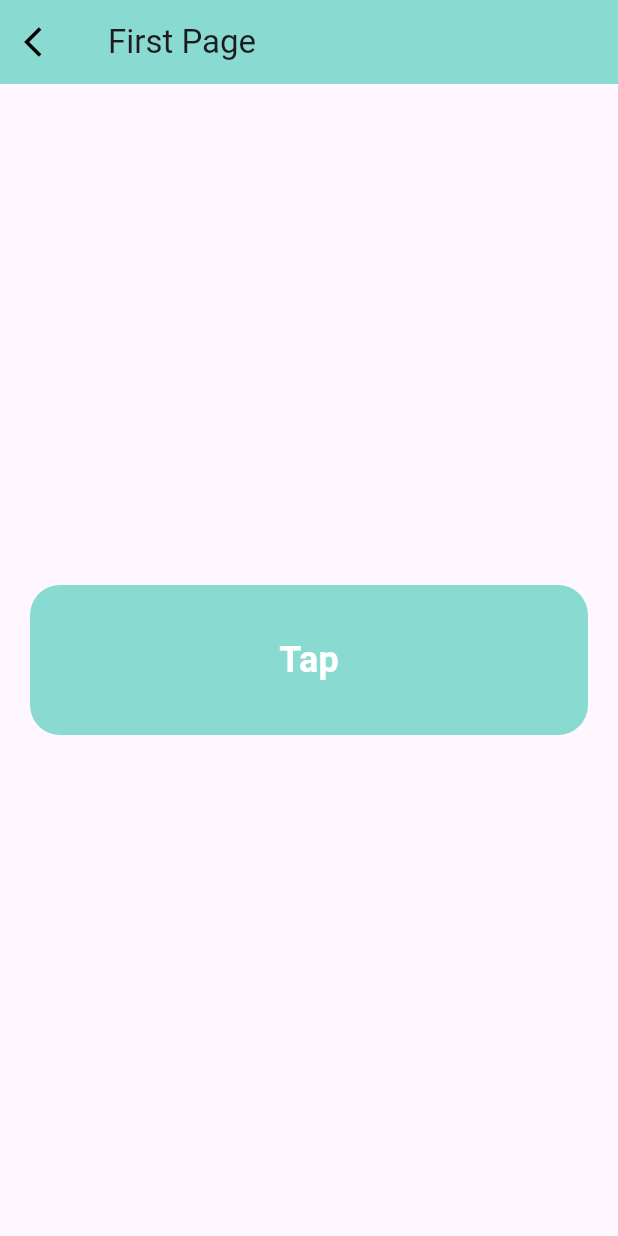
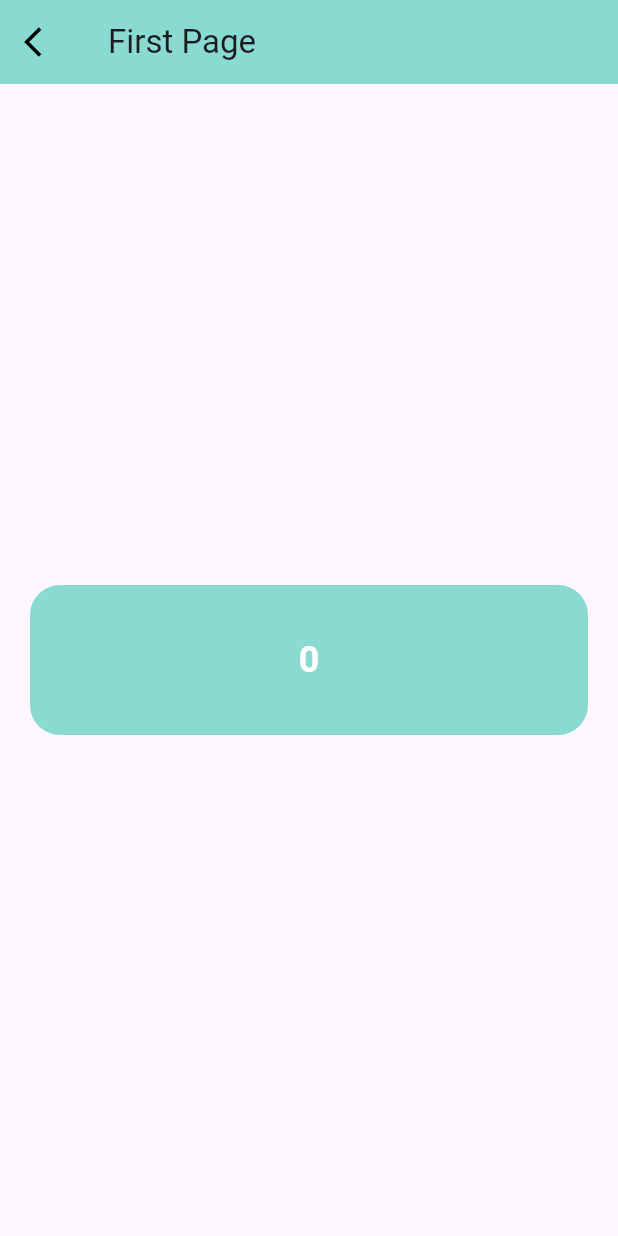
Before and after one commit to ArslanYousaf12/flutter-getx-for-students, a Flutter app: the FirstPage screen opened directly, on a phone screen of 412 x 824 dp. Run offline on Flutter 3.47's test engine with Material 3 defaults, Android fonts, the light colour scheme and no system bars; our stand-ins replace get.

Commit message:
Update FirstPage to use TabControllerGet for state management and display controller value

```diff
--- a/lib/first_page.dart
+++ b/lib/first_page.dart
@@ -1,11 +1,14 @@
 import 'package:flutter/material.dart';
+import 'package:get/get.dart';
 import 'package:get/route_manager.dart';
+import 'package:getx_app_learning/controllers/tab_controller.dart';
 
 class FirstPage extends StatelessWidget {
   const FirstPage({super.key});
 
   @override
   Widget build(BuildContext context) {
+    TabControllerGet controller = Get.find<TabControllerGet>();
     return Scaffold(
       appBar: AppBar(
         title: Text('First Page'),
@@ -33,7 +36,7 @@ class FirstPage extends StatelessWidget {
               ),
               child: Center(
                 child: Text(
-                  'Tap',
+                  controller.x.toString(),
                   style: TextStyle(
                     color: Colors.white,
                     fontSize: 24,
```
